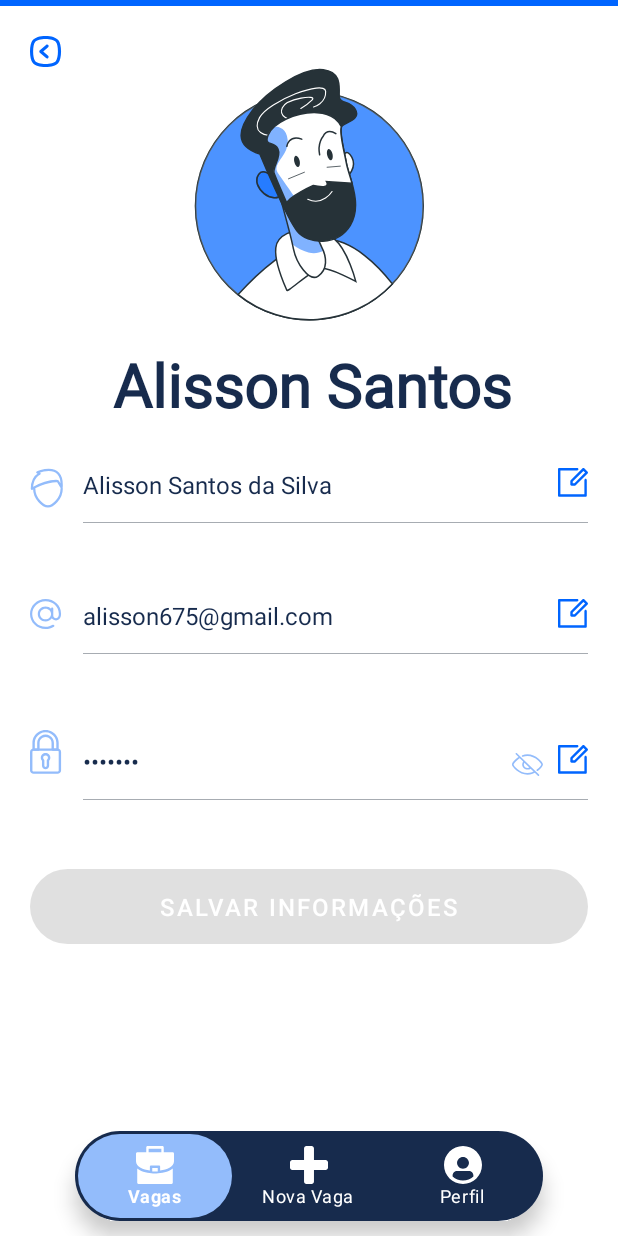
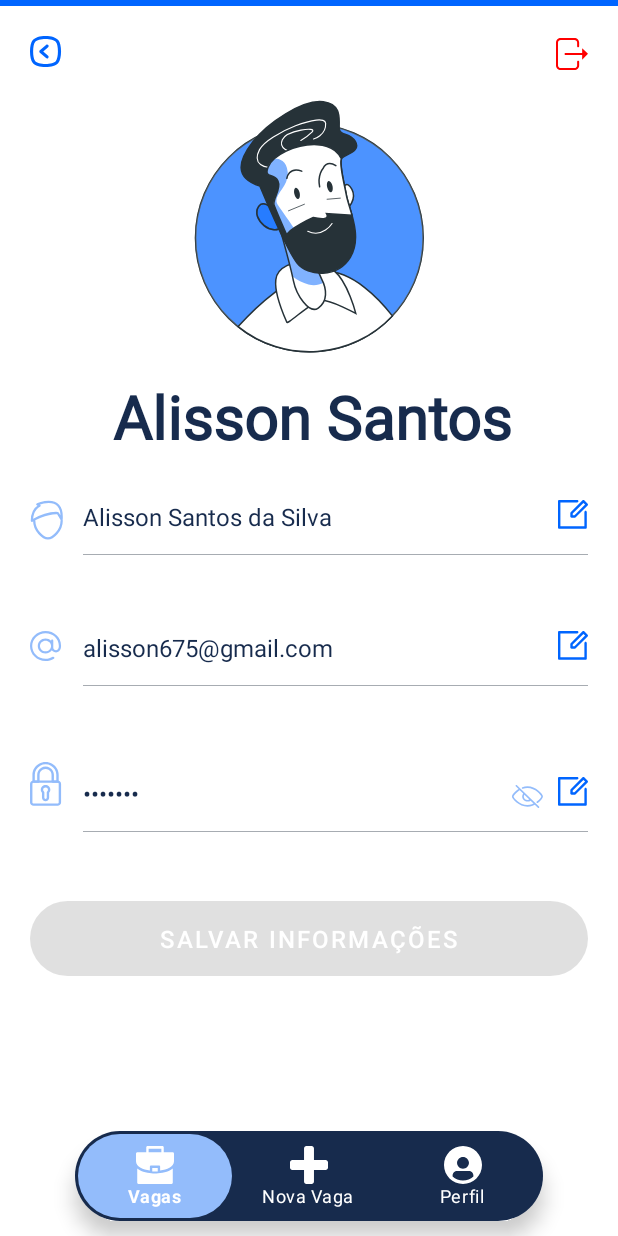
Before and after one commit to Cvsc16/desafio_estagio, an Android app: the fragment FragmentPerfil placed in its activity, on a phone screen of 412 x 824 dp. Run offline under Robolectric (Android 15) with nearby library versions, the phone set to English and light mode, and no system bars.

Commit message:
28/04/2023

```diff
--- /dev/null
+++ b/app/src/main/res/drawable/ic_out_svg.xml
@@ -0,0 +1,12 @@
+<vector xmlns:android="http://schemas.android.com/apk/res/android"
+    android:width="21dp"
+    android:height="21dp"
+    android:viewportWidth="30"
+    android:viewportHeight="30">
+  <path
+      android:pathData="M4.434,30H17.264C19.717,30 21.698,28.091 21.698,25.727L21.698,22.273C21.698,21.773 21.274,21.364 20.755,21.364C20.236,21.364 19.811,21.773 19.811,22.273V25.727C19.811,27.091 18.679,28.182 17.264,28.182H4.434C3.019,28.182 1.887,27.091 1.887,25.727L1.887,4.273C1.887,2.909 3.019,1.818 4.434,1.818H17.264C18.679,1.818 19.811,2.909 19.811,4.273L19.811,7.727C19.811,8.227 20.236,8.636 20.755,8.636C21.274,8.636 21.698,8.227 21.698,7.727V4.273C21.698,1.909 19.717,0 17.264,0H4.434C1.981,0 0,1.909 0,4.273V25.727C0,28.091 1.981,30 4.434,30H4.434Z"
+      android:fillColor="#FF0000"/>
+  <path
+      android:pathData="M8.963,14.091C8.444,14.091 8.019,14.5 8.019,15C8.019,15.5 8.444,15.909 8.963,15.909H24.528V20.455L30,14.818L24.528,9.546V14.091H8.963Z"
+      android:fillColor="#FF0000"/>
+</vector>
--- a/app/src/main/res/layout/fragment_perfil.xml
+++ b/app/src/main/res/layout/fragment_perfil.xml
@@ -35,11 +35,21 @@
             />
 
         <ImageView
+            android:id="@+id/logout"
+            android:layout_width="wrap_content"
+            android:layout_height="wrap_content"
+            android:layout_marginEnd="20dp"
+            android:layout_marginTop="-20dp"
+            android:src="@drawable/ic_out_svg"
+            android:layout_gravity="top|end"
+            />
+
+        <ImageView
             android:layout_width="wrap_content"
             android:layout_height="wrap_content"
             android:layout_gravity="center_horizontal"
             android:src="@drawable/ic_perfil"
-            android:layout_marginTop="0dp"
+            android:layout_marginTop="20dp"
             />
 
     </LinearLayout>
```
Also changed, not shown: app/src/main/java/unaerp/com/desafio/FragmentPerfil.kt (+20 -0 lines).
